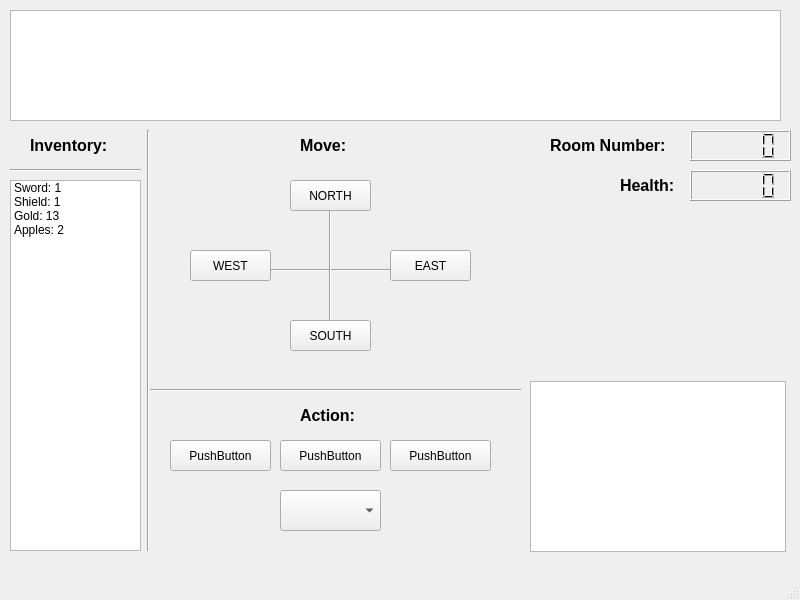
cian-shan/Zork-Keyan, file mainwindow.ui: the form before one commit.
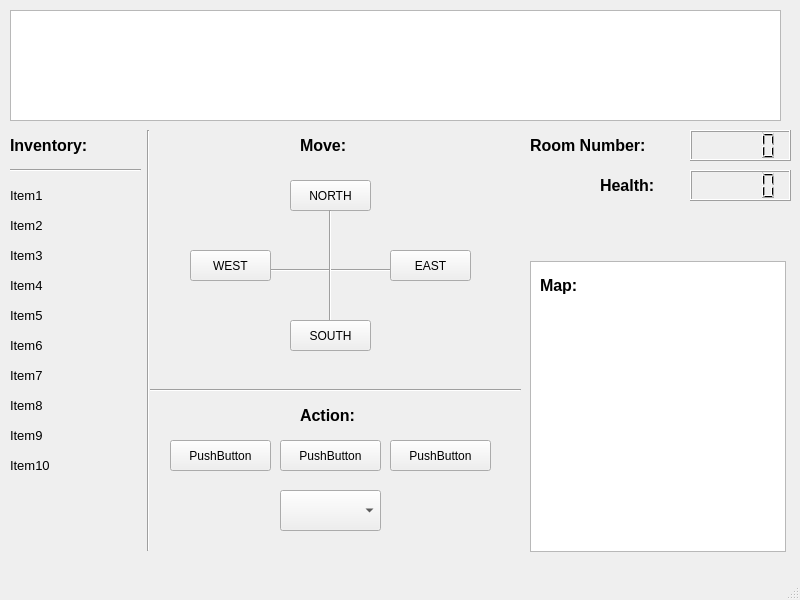
The form after the commit.

What changed in the file:
```diff
--- a/mainwindow.ui
+++ b/mainwindow.ui
@@ -17,9 +17,9 @@
    <widget class="QLabel" name="label">
     <property name="geometry">
      <rect>
-      <x>550</x>
+      <x>530</x>
       <y>130</y>
-      <width>131</width>
+      <width>151</width>
       <height>31</height>
      </rect>
     </property>
@@ -47,9 +47,9 @@
    <widget class="QLabel" name="label_2">
     <property name="geometry">
      <rect>
-      <x>620</x>
+      <x>600</x>
       <y>170</y>
-      <width>61</width>
+      <width>81</width>
       <height>31</height>
      </rect>
     </property>
@@ -77,9 +77,9 @@
    <widget class="QLabel" name="label_3">
     <property name="geometry">
      <rect>
-      <x>30</x>
+      <x>10</x>
       <y>130</y>
-      <width>91</width>
+      <width>121</width>
       <height>31</height>
      </rect>
     </property>
@@ -272,7 +272,7 @@
      <rect>
       <x>300</x>
       <y>400</y>
-      <width>61</width>
+      <width>71</width>
       <height>31</height>
      </rect>
     </property>
@@ -304,42 +304,12 @@
     <property name="geometry">
      <rect>
       <x>530</x>
-      <y>381</y>
+      <y>261</y>
       <width>256</width>
-      <height>171</height>
+      <height>291</height>
      </rect>
     </property>
    </widget>
-   <widget class="QListWidget" name="listWidget">
-    <property name="geometry">
-     <rect>
-      <x>10</x>
-      <y>180</y>
-      <width>131</width>
-      <height>371</height>
-     </rect>
-    </property>
-    <item>
-     <property name="text">
-      <string>Sword: 1</string>
-     </property>
-    </item>
-    <item>
-     <property name="text">
-      <string>Shield: 1</string>
-     </property>
-    </item>
-    <item>
-     <property name="text">
-      <string>Gold: 13</string>
-     </property>
-    </item>
-    <item>
-     <property name="text">
-      <string>Apples: 2</string>
-     </property>
-    </item>
-   </widget>
    <widget class="QTextBrowser" name="outputbox">
     <property name="geometry">
      <rect>
@@ -350,6 +320,206 @@
      </rect>
     </property>
    </widget>
+   <widget class="QLabel" name="label_6">
+    <property name="geometry">
+     <rect>
+      <x>10</x>
+      <y>180</y>
+      <width>131</width>
+      <height>31</height>
+     </rect>
+    </property>
+    <property name="font">
+     <font>
+      <pointsize>10</pointsize>
+     </font>
+    </property>
+    <property name="text">
+     <string>Item1</string>
+    </property>
+   </widget>
+   <widget class="QLabel" name="label_7">
+    <property name="geometry">
+     <rect>
+      <x>10</x>
+      <y>210</y>
+      <width>131</width>
+      <height>31</height>
+     </rect>
+    </property>
+    <property name="font">
+     <font>
+      <pointsize>10</pointsize>
+     </font>
+    </property>
+    <property name="text">
+     <string>Item2</string>
+    </property>
+   </widget>
+   <widget class="QLabel" name="label_8">
+    <property name="geometry">
+     <rect>
+      <x>10</x>
+      <y>240</y>
+      <width>131</width>
+      <height>31</height>
+     </rect>
+    </property>
+    <property name="font">
+     <font>
+      <pointsize>10</pointsize>
+     </font>
+    </property>
+    <property name="text">
+     <string>Item3</string>
+    </property>
+   </widget>
+   <widget class="QLabel" name="label_9">
+    <property name="geometry">
+     <rect>
+      <x>10</x>
+      <y>270</y>
+      <width>131</width>
+      <height>31</height>
+     </rect>
+    </property>
+    <property name="font">
+     <font>
+      <pointsize>10</pointsize>
+     </font>
+    </property>
+    <property name="text">
+     <string>Item4</string>
+    </property>
+   </widget>
+   <widget class="QLabel" name="label_10">
+    <property name="geometry">
+     <rect>
+      <x>10</x>
+      <y>300</y>
+      <width>131</width>
+      <height>31</height>
+     </rect>
+    </property>
+    <property name="font">
+     <font>
+      <pointsize>10</pointsize>
+     </font>
+    </property>
+    <property name="text">
+     <string>Item5</string>
+    </property>
+   </widget>
+   <widget class="QLabel" name="label_11">
+    <property name="geometry">
+     <rect>
+      <x>10</x>
+      <y>330</y>
+      <width>131</width>
+      <height>31</height>
+     </rect>
+    </property>
+    <property name="font">
+     <font>
+      <pointsize>10</pointsize>
+     </font>
+    </property>
+    <property name="text">
+     <string>Item6</string>
+    </property>
+   </widget>
+   <widget class="QLabel" name="label_12">
+    <property name="geometry">
+     <rect>
+      <x>10</x>
+      <y>360</y>
+      <width>131</width>
+      <height>31</height>
+     </rect>
+    </property>
+    <property name="font">
+     <font>
+      <pointsize>10</pointsize>
+     </font>
+    </property>
+    <property name="text">
+     <string>Item7</string>
+    </property>
+   </widget>
+   <widget class="QLabel" name="label_13">
+    <property name="geometry">
+     <rect>
+      <x>10</x>
+      <y>390</y>
+      <width>131</width>
+      <height>31</height>
+     </rect>
+    </property>
+    <property name="font">
+     <font>
+      <pointsize>10</pointsize>
+     </font>
+    </property>
+    <property name="text">
+     <string>Item8</string>
+    </property>
+   </widget>
+   <widget class="QLabel" name="label_14">
+    <property name="geometry">
+     <rect>
+      <x>10</x>
+      <y>420</y>
+      <width>131</width>
+      <height>31</height>
+     </rect>
+    </property>
+    <property name="font">
+     <font>
+      <pointsize>10</pointsize>
+     </font>
+    </property>
+    <property name="text">
+     <string>Item9</string>
+    </property>
+   </widget>
+   <widget class="QLabel" name="label_15">
+    <property name="geometry">
+     <rect>
+      <x>10</x>
+      <y>450</y>
+      <width>131</width>
+      <height>31</height>
+     </rect>
+    </property>
+    <property name="font">
+     <font>
+      <pointsize>10</pointsize>
+     </font>
+    </property>
+    <property name="text">
+     <string>Item10</string>
+    </property>
+   </widget>
+   <widget class="QLabel" name="label_16">
+    <property name="geometry">
+     <rect>
+      <x>540</x>
+      <y>270</y>
+      <width>61</width>
+      <height>31</height>
+     </rect>
+    </property>
+    <property name="font">
+     <font>
+      <pointsize>12</pointsize>
+      <weight>75</weight>
+      <bold>true</bold>
+     </font>
+    </property>
+    <property name="text">
+     <string>Map:</string>
+    </property>
+   </widget>
   </widget>
   <widget class="QMenuBar" name="menubar">
    <property name="geometry">
```
Left out of the diff: 8 changed lines with no effect on the pictures.
